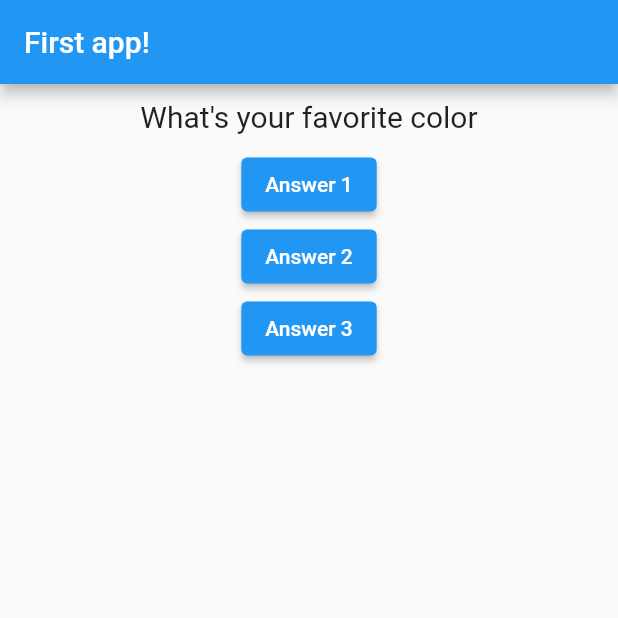
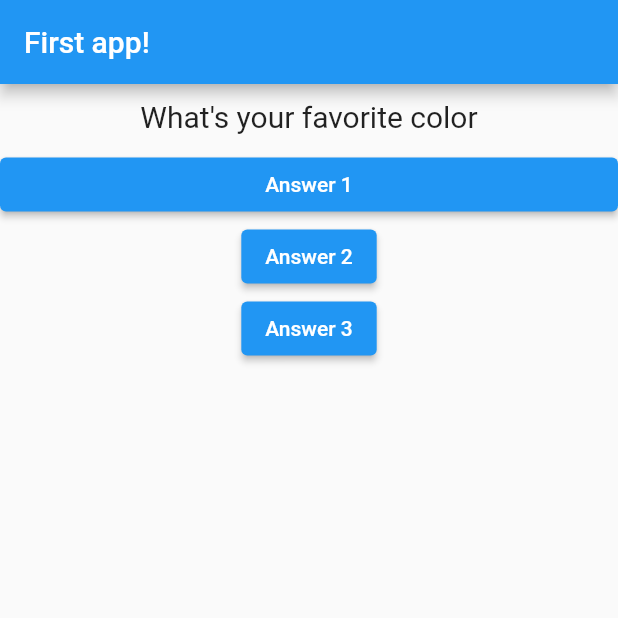
Before and after one commit to bullshitman/flutter_complete_guide, a Flutter app: the screen it shows after launch, on a phone screen of 412 x 824 dp, the top half of it. Run offline on Flutter 3.47's test engine with Material 2 defaults, Android fonts, the phone set to English and light mode, and no system bars.

```diff
--- /dev/null
+++ b/lib/answer.dart
@@ -0,0 +1,21 @@
+import 'package:flutter/material.dart';
+
+class Answer extends StatelessWidget {
+  // final String answerText;
+  final Function selectAnswer;
+  Answer({this.selectAnswer});
+
+  @override
+  Widget build(BuildContext context) {
+    return Container(
+      width: double.infinity,
+      child: ElevatedButton(
+        style: ButtonStyle(
+          backgroundColor: MaterialStateProperty.all(Colors.blue),
+        ),
+        onPressed: selectAnswer,
+        child: Text('Answer 1'),
+      ),
+    );
+  }
+}
--- a/lib/main.dart
+++ b/lib/main.dart
@@ -1,5 +1,6 @@
 import 'question.dart';
 import 'package:flutter/material.dart';
+import 'answer.dart';
 
 void main() => runApp(MyApp());
 
@@ -34,9 +35,8 @@ class _MyAppState extends State<MyApp> {
           body: Column(
             children: [
               Question(questionText: _questions[_questionIndex]),
-              ElevatedButton(
-                onPressed: _answerQuestion,
-                child: Text('Answer 1'),
+              Answer(
+                selectAnswer: _answerQuestion,
               ),
               ElevatedButton(
                 onPressed: () => print('Answer 2 chosen'),
```
